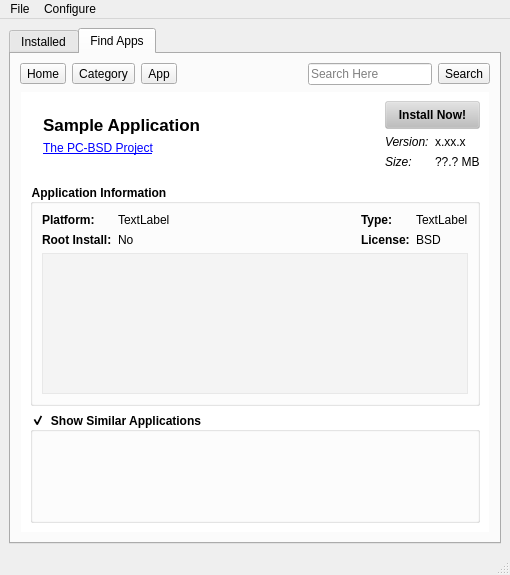
The window that AppCafe2/mainUI.ui (pcbsd/pcbsd-projects) describes before a commit, drawn with Qt 5.
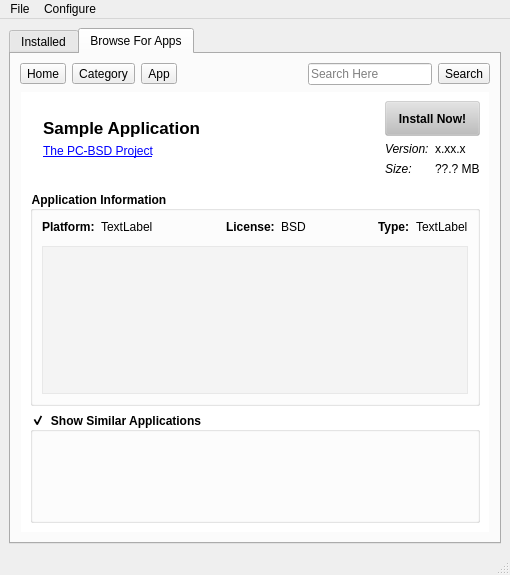
The same window after the commit. The open tabs and pages were chosen to show the change. Icons and pictures are not drawn.

```diff
--- a/AppCafe2/mainUI.ui
+++ b/AppCafe2/mainUI.ui
@@ -340,7 +340,7 @@
          <normaloff>:/icons/appcafe.png</normaloff>:/icons/appcafe.png</iconset>
        </attribute>
        <attribute name="title">
-        <string>Find Apps</string>
+        <string>Browse For Apps</string>
        </attribute>
        <layout class="QVBoxLayout" name="verticalLayout_4">
         <item>
@@ -838,26 +838,6 @@
                      </property>
                     </widget>
                    </item>
-                   <item row="1" column="0">
-                    <widget class="QLabel" name="label_15">
-                     <property name="font">
-                      <font>
-                       <weight>75</weight>
-                       <bold>true</bold>
-                      </font>
-                     </property>
-                     <property name="text">
-                      <string>Root Install:</string>
-                     </property>
-                    </widget>
-                   </item>
-                   <item row="1" column="1">
-                    <widget class="QLabel" name="label_bapp_requiresroot">
-                     <property name="text">
-                      <string notr="true">No</string>
-                     </property>
-                    </widget>
-                   </item>
                   </layout>
                  </item>
                  <item>
@@ -873,6 +853,43 @@
                    </property>
                   </spacer>
                  </item>
+                 <item>
+                  <layout class="QFormLayout" name="formLayout_4">
+                   <item row="0" column="0">
+                    <widget class="QLabel" name="label_17">
+                     <property name="font">
+                      <font>
+                       <weight>75</weight>
+                       <bold>true</bold>
+                      </font>
+                     </property>
+                     <property name="text">
+                      <string>License:</string>
+                     </property>
+                    </widget>
+                   </item>
+                   <item row="0" column="1">
+                    <widget class="QLabel" name="label_bapp_license">
+                     <property name="text">
+                      <string notr="true">BSD</string>
+                     </property>
+                    </widget>
+                   </item>
+                  </layout>
+                 </item>
+                 <item>
+                  <spacer name="horizontalSpacer_5">
+                   <property name="orientation">
+                    <enum>Qt::Horizontal</enum>
+                   </property>
+                   <property name="sizeHint" stdset="0">
+                    <size>
+                     <width>40</width>
+                     <height>20</height>
+                    </size>
+                   </property>
+                  </spacer>
+                 </item>
                  <item>
                   <layout class="QFormLayout" name="formLayout_2">
                    <property name="fieldGrowthPolicy">
@@ -898,26 +915,6 @@
                      </property>
                     </widget>
                    </item>
-                   <item row="1" column="0">
-                    <widget class="QLabel" name="label_17">
-                     <property name="font">
-                      <font>
-                       <weight>75</weight>
-                       <bold>true</bold>
-                      </font>
-                     </property>
-                     <property name="text">
-                      <string>License:</string>
-                     </property>
-                    </widget>
-                   </item>
-                   <item row="1" column="1">
-                    <widget class="QLabel" name="label_bapp_license">
-                     <property name="text">
-                      <string notr="true">BSD</string>
-                     </property>
-                    </widget>
-                   </item>
                   </layout>
                  </item>
                 </layout>
```
Left out of the diff: 48 changed lines with no effect on the pictures.
